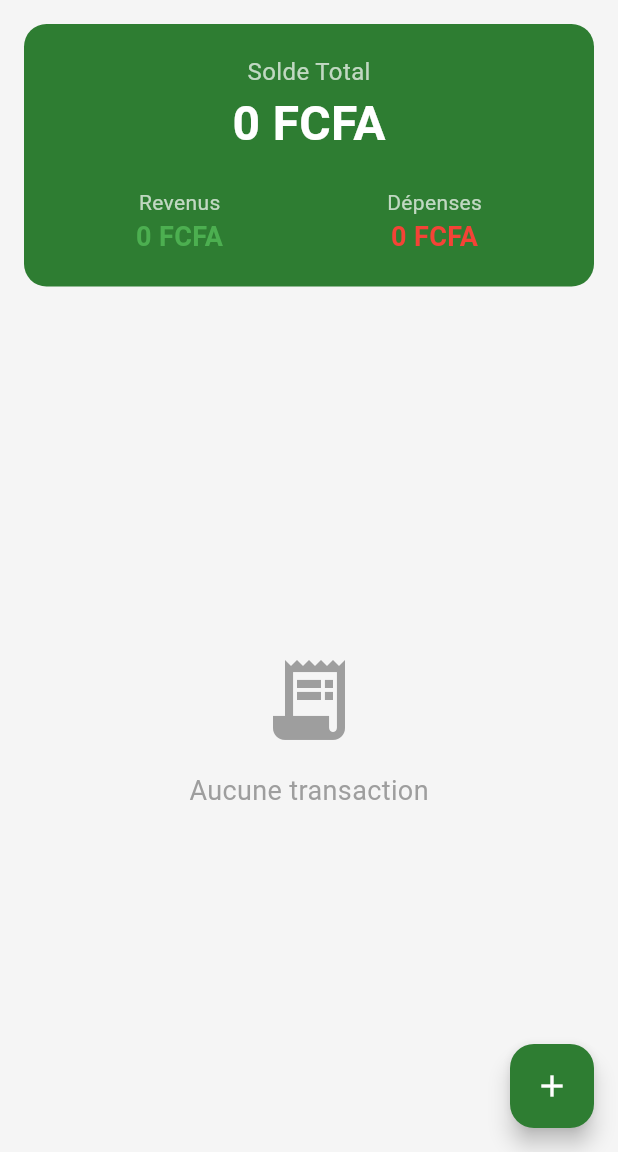
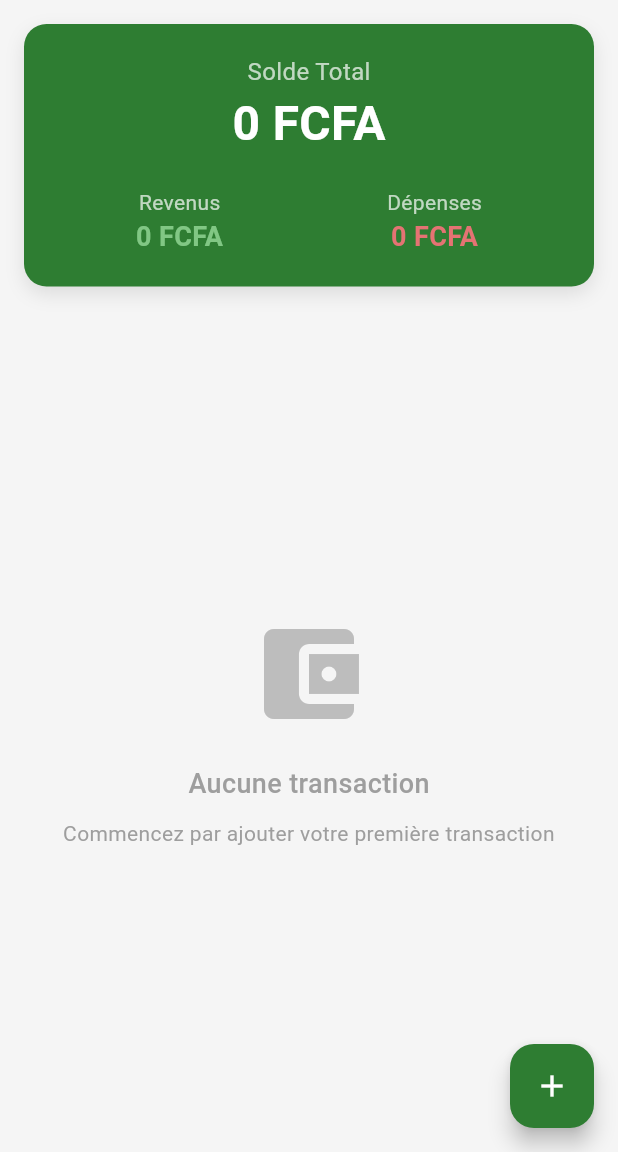
Before and after one commit to konateelhadjiibrahim9-rgb/FinTrace_Application, a Flutter app: the screen it shows after launch, on a phone screen of 412 x 824 dp, the part 84-1236 px from its top. Run offline on Flutter 3.47's test engine with Material 3 defaults, Android fonts, the phone set to English and light mode, and no system bars; our stand-ins replace hive, hive_flutter; accounts and stored records are empty.

Commit message:
ajout du stockage local Hive

```diff
--- a/lib/models/transaction.dart
+++ b/lib/models/transaction.dart
@@ -1,11 +1,29 @@
-class Transaction {
+import 'package:hive/hive.dart';
+
+part 'transaction.g.dart';
+
+@HiveType(typeId: 0)
+class Transaction extends HiveObject {
+  @HiveField(0)
   final String id;
+
+  @HiveField(1)
   final double amount;
+
+  @HiveField(2)
   final String category;
+
+  @HiveField(3)
   final DateTime date;
-  final String type; // 'income' ou 'expense'
+
+  @HiveField(4)
+  final String type;
+
+  @HiveField(5)
   final String description;
-  final String paymentMethod; // 'cash', 'orange_money', 'mtn_money', 'bank'
+
+  @HiveField(6)
+  final String paymentMethod;
 
   Transaction({
     required this.id,
@@ -17,7 +35,6 @@ class Transaction {
     required this.paymentMethod,
   });
 
-  // Convertir en Map pour le stockage
   Map<String, dynamic> toMap() {
     return {
       'id': id,
@@ -30,7 +47,6 @@ class Transaction {
     };
   }
 
-  // Créer depuis Map
   factory Transaction.fromMap(Map<String, dynamic> map) {
     return Transaction(
       id: map['id'],
--- a/lib/screens/home_screen.dart
+++ b/lib/screens/home_screen.dart
@@ -1,6 +1,8 @@
 import 'package:flutter/material.dart';
+import 'package:hive_flutter/hive_flutter.dart';
 import '../constants/app_constants.dart';
 import '../models/transaction.dart';
+import '../services/storage_service.dart';
 import 'add_transaction_screen.dart';
 
 class HomeScreen extends StatefulWidget {
@@ -11,10 +13,29 @@ class HomeScreen extends StatefulWidget {
 }
 
 class _HomeScreenState extends State<HomeScreen> {
-  double _totalBalance = 0.0;
-  double _totalIncome = 0.0;
-  double _totalExpenses = 0.0;
-  final List<Transaction> _transactions = [];
+  late Box<Transaction> transactionBox;
+
+  @override
+  void initState() {
+    super.initState();
+    transactionBox = StorageService.getTransactionBox();
+  }
+
+  double get _totalIncome {
+    return transactionBox.values
+        .where((transaction) => transaction.type == 'income')
+        .fold(0.0, (sum, transaction) => sum + transaction.amount);
+  }
+
+  double get _totalExpenses {
+    return transactionBox.values
+        .where((transaction) => transaction.type == 'expense')
+        .fold(0.0, (sum, transaction) => sum + transaction.amount);
+  }
+
+  double get _totalBalance {
+    return _totalIncome - _totalExpenses;
+  }
 
   @override
   Widget build(BuildContext context) {
@@ -30,17 +51,59 @@ class _HomeScreenState extends State<HomeScreen> {
         ),
         backgroundColor: const Color(AppConstants.primaryColor),
         elevation: 0,
+        actions: [
+          if (transactionBox.isNotEmpty)
+            IconButton(
+              icon: const Icon(Icons.delete_outline),
+              onPressed: _showClearDataDialog,
+              tooltip: 'Effacer toutes les données',
             ),
-      body: Column(
+        ],
+      ),
+      body: ValueListenableBuilder<Box<Transaction>>(
+        valueListenable: transactionBox.listenable(),
+        builder: (context, box, widget) {
+          final transactions = box.values.toList()
+            ..sort((a, b) => b.date.compareTo(a.date));
+
+          return Column(
             children: [
               // Carte du solde
-          Container(
+              _buildBalanceCard(),
+
+              // Liste des transactions
+              Expanded(
+                child: transactions.isEmpty
+                    ? _buildEmptyState()
+                    : _buildTransactionsList(transactions),
+              ),
+            ],
+          );
+        },
+      ),
+      floatingActionButton: FloatingActionButton(
+        onPressed: _addTransaction,
+        backgroundColor: const Color(AppConstants.primaryColor),
+        child: const Icon(Icons.add, color: Colors.white),
+      ),
+    );
+  }
+
+  Widget _buildBalanceCard() {
+    return Container(
       width: double.infinity,
       margin: const EdgeInsets.all(16),
       padding: const EdgeInsets.all(20),
       decoration: BoxDecoration(
         color: const Color(AppConstants.primaryColor),
         borderRadius: BorderRadius.circular(15),
+        boxShadow: [
+          BoxShadow(
+            color: Colors.black.withOpacity(0.1),
+            blurRadius: 10,
+            offset: const Offset(0, 5),
+          ),
+        ],
       ),
       child: Column(
         children: [
@@ -63,51 +126,11 @@ class _HomeScreenState extends State<HomeScreen> {
           Row(
             mainAxisAlignment: MainAxisAlignment.spaceAround,
             children: [
-                    _buildAmountCard('Revenus', _totalIncome, Colors.green),
-                    _buildAmountCard('Dépenses', _totalExpenses, Colors.red),
+              _buildAmountCard('Revenus', _totalIncome, Colors.green[300]!),
+              _buildAmountCard('Dépenses', _totalExpenses, Colors.red[300]!),
             ],
           ),
         ],
-            ),
-          ),
-
-          // Liste des transactions
-          Expanded(
-            child: _transactions.isEmpty
-                ? const Center(
-                    child: Column(
-                      mainAxisAlignment: MainAxisAlignment.center,
-                      children: [
-                        Icon(
-                          Icons.receipt_long,
-                          size: 64,
-                          color: Colors.grey,
-                        ),
-                        SizedBox(height: 16),
-                        Text(
-                          'Aucune transaction',
-                          style: TextStyle(
-                            color: Colors.grey,
-                            fontSize: 18,
-                          ),
-                        ),
-                      ],
-                    ),
-                  )
-                : ListView.builder(
-                    itemCount: _transactions.length,
-                    itemBuilder: (context, index) {
-                      final transaction = _transactions[index];
-                      return _buildTransactionCard(transaction);
-                    },
-                  ),
-          ),
-        ],
-      ),
-      floatingActionButton: FloatingActionButton(
-        onPressed: _addTransaction,
-        backgroundColor: const Color(AppConstants.primaryColor),
-        child: const Icon(Icons.add, color: Colors.white),
       ),
     );
   }
@@ -134,53 +157,198 @@ class _HomeScreenState extends State<HomeScreen> {
     );
   }
 
+  Widget _buildEmptyState() {
+    return Center(
+      child: Column(
+        mainAxisAlignment: MainAxisAlignment.center,
+        children: [
+          Icon(
+            Icons.account_balance_wallet,
+            size: 80,
+            color: Colors.grey[400],
+          ),
+          const SizedBox(height: 20),
+          const Text(
+            'Aucune transaction',
+            style: TextStyle(
+              color: Colors.grey,
+              fontSize: 18,
+              fontWeight: FontWeight.w500,
+            ),
+          ),
+          const SizedBox(height: 10),
+          const Text(
+            'Commencez par ajouter votre première transaction',
+            textAlign: TextAlign.center,
+            style: TextStyle(
+              color: Colors.grey,
+              fontSize: 14,
+            ),
+          ),
+        ],
+      ),
+    );
+  }
+
+  Widget _buildTransactionsList(List<Transaction> transactions) {
+    return ListView.builder(
+      itemCount: transactions.length,
+      itemBuilder: (context, index) {
+        final transaction = transactions[index];
+        return _buildTransactionCard(transaction);
+      },
+    );
+  }
+
   Widget _buildTransactionCard(Transaction transaction) {
-    return Card(
+    return Dismissible(
+      key: Key(transaction.id),
+      direction: DismissDirection.endToStart,
+      background: Container(
+        color: Colors.red,
+        alignment: Alignment.centerRight,
+        padding: const EdgeInsets.only(right: 20),
+        child: const Icon(Icons.delete, color: Colors.white),
+      ),
+      onDismissed: (direction) {
+        _deleteTransaction(transaction.id);
+      },
+      child: Card(
         margin: const EdgeInsets.symmetric(horizontal: 16, vertical: 4),
         child: ListTile(
-        leading: Icon(
+          leading: Container(
+            width: 40,
+            height: 40,
+            decoration: BoxDecoration(
+              color: transaction.type == 'income'
+                  ? Colors.green.withAlpha(25)
+                  : Colors.red.withAlpha(25),
+              shape: BoxShape.circle,
+            ),
+            child: Icon(
               transaction.type == 'income'
-              ? Icons.arrow_circle_up
-              : Icons.arrow_circle_down,
+                  ? Icons.arrow_upward
+                  : Icons.arrow_downward,
               color: transaction.type == 'income' ? Colors.green : Colors.red,
-          size: 32,
+              size: 20,
+            ),
           ),
           title: Text(
             '${transaction.amount.toStringAsFixed(0)} FCFA',
             style: TextStyle(
               fontWeight: FontWeight.bold,
               color: transaction.type == 'income' ? Colors.green : Colors.red,
+              fontSize: 16,
             ),
           ),
-        subtitle: Text(transaction.category),
-        trailing: Text(
-          transaction.paymentMethod.replaceAll('_', ' ').toUpperCase(),
-          style: const TextStyle(fontSize: 12),
+          subtitle: Column(
+            crossAxisAlignment: CrossAxisAlignment.start,
+            children: [
+              Text(transaction.category),
+              Text(
+                '${transaction.date.day}/${transaction.date.month}/${transaction.date.year}',
+                style: const TextStyle(fontSize: 12, color: Colors.grey),
+              ),
+              if (transaction.description.isNotEmpty)
+                Text(
+                  transaction.description,
+                  style: const TextStyle(fontSize: 12, color: Colors.grey),
+                  maxLines: 1,
+                  overflow: TextOverflow.ellipsis,
+                ),
+            ],
+          ),
+          trailing: Column(
+            mainAxisAlignment: MainAxisAlignment.center,
+            crossAxisAlignment: CrossAxisAlignment.end,
+            children: [
+              Text(
+                _getPaymentMethodText(transaction.paymentMethod),
+                style: const TextStyle(
+                  fontSize: 12,
+                  fontWeight: FontWeight.w500,
+                ),
+              ),
+              const SizedBox(height: 2),
+              Text(
+                transaction.type == 'income' ? 'REVENU' : 'DÉPENSE',
+                style: TextStyle(
+                  fontSize: 10,
+                  color: transaction.type == 'income' ? Colors.green : Colors.red,
+                  fontWeight: FontWeight.bold,
+                ),
+              ),
+            ],
+          ),
         ),
       ),
     );
   }
 
+  String _getPaymentMethodText(String method) {
+    switch (method) {
+      case 'orange_money':
+        return 'Orange Money';
+      case 'mtn_money':
+        return 'MTN Money';
+      case 'wave':
+        return 'Wave';
+      case 'cash':
+        return 'Espèces';
+      case 'bank':
+        return 'Banque';
+      default:
+        return method.toUpperCase();
+    }
+  }
+
   void _addTransaction() async {
-  final newTransaction = await Navigator.push(
+    await Navigator.push(
       context,
       MaterialPageRoute(
-      builder: (context) => AddTransactionScreen(
-        onTransactionAdded: (transaction) {
-          // Callback appelé quand une transaction est ajoutée
-          setState(() {
-            _transactions.add(transaction);
+        builder: (context) => const AddTransactionScreen(),
+      ),
+    );
+  }
 
-            // Mise à jour des totaux
-            if (transaction.type == 'income') {
-              _totalIncome += transaction.amount;
-            } else {
-              _totalExpenses += transaction.amount;
+  void _deleteTransaction(String id) async {
+    await StorageService.deleteTransaction(id);
+    ScaffoldMessenger.of(context).showSnackBar(
+      const SnackBar(
+        content: Text('Transaction supprimée'),
+        backgroundColor: Colors.red,
+      ),
+    );
   }
-            _totalBalance = _totalIncome - _totalExpenses;
-          });
+
+  void _showClearDataDialog() {
+    showDialog(
+      context: context,
+      builder: (context) => AlertDialog(
+        title: const Text('Effacer toutes les données'),
+        content: const Text(
+          'Êtes-vous sûr de vouloir supprimer toutes les transactions ? Cette action est irréversible.',
+        ),
+        actions: [
+          TextButton(
+            onPressed: () => Navigator.pop(context),
+            child: const Text('Annuler'),
+          ),
+          TextButton(
+            onPressed: () {
+              StorageService.clearAllData();
+              Navigator.pop(context);
+              ScaffoldMessenger.of(context).showSnackBar(
+                const SnackBar(
+                  content: Text('Toutes les données ont été effacées'),
+                  backgroundColor: Colors.red,
+                ),
+              );
             },
+            style: TextButton.styleFrom(foregroundColor: Colors.red),
+            child: const Text('Effacer'),
           ),
+        ],
       ),
     );
   }
--- /dev/null
+++ b/lib/services/storage_service.dart
@@ -0,0 +1,36 @@
+import 'package:hive_flutter/hive_flutter.dart';
+import '../models/transaction.dart';
+
+class StorageService {
+  static const String _transactionBoxName = 'transactions';
+
+  static Future<void> init() async {
+    await Hive.initFlutter();
+    Hive.registerAdapter(TransactionAdapter());
+    await Hive.openBox<Transaction>(_transactionBoxName);
+  }
+
+  static Box<Transaction> getTransactionBox() {
+    return Hive.box<Transaction>(_transactionBoxName);
+  }
+
+  static Future<void> saveTransaction(Transaction transaction) async {
+    final box = getTransactionBox();
+    await box.put(transaction.id, transaction);
+  }
+
+  static List<Transaction> getAllTransactions() {
+    final box = getTransactionBox();
+    return box.values.toList();
+  }
+
+  static Future<void> deleteTransaction(String id) async {
+    final box = getTransactionBox();
+    await box.delete(id);
+  }
+
+  static Future<void> clearAllData() async {
+    final box = getTransactionBox();
+    await box.clear();
+  }
+}
```
Also changed, not shown: lib/main.dart (+7 -1 lines), lib/screens/add_transaction_screen.dart (+11 -13 lines), lib/models/transaction.g.dart (added), 1 other file. Lines whose indentation alone changed are shown as unchanged.
